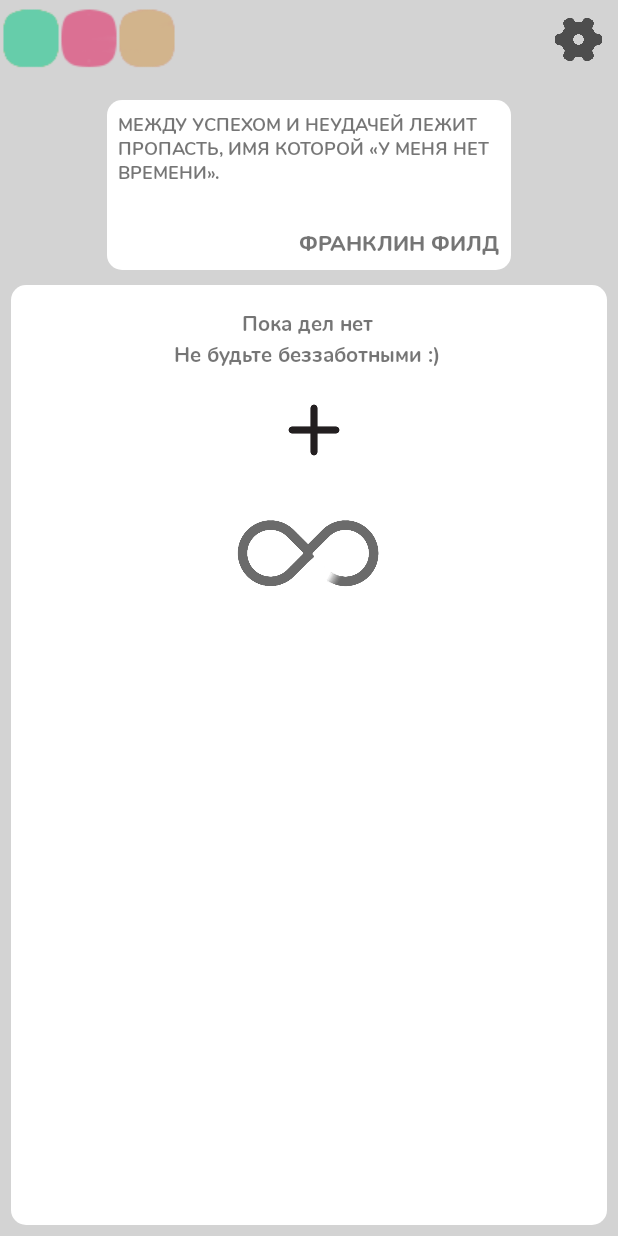
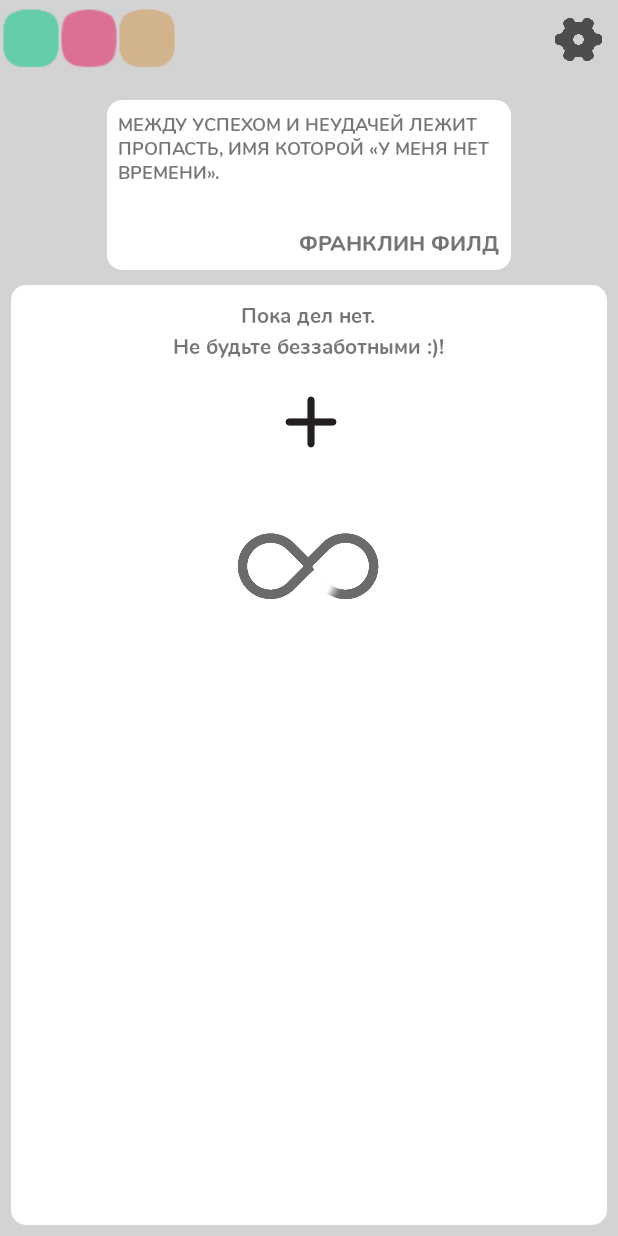
Before and after one commit to LyntiknaJAVA/Kaytern, an Android app: the screen it shows after launch (MainActivity), on a phone screen of 412 x 824 dp. Run offline under Robolectric (Android 15) with nearby library versions, the phone set to English and light mode, and no system bars.

Commit message:
29.12.2020

```diff
--- a/HelperForYou/app/src/main/java/com/ryb1kple/helperforyou/MainActivity.java
+++ b/HelperForYou/app/src/main/java/com/ryb1kple/helperforyou/MainActivity.java
@@ -26,6 +26,7 @@ import android.widget.VideoView;
 import java.lang.reflect.Array;
 import java.util.ArrayList;
 import java.util.List;
+import java.util.concurrent.atomic.AtomicInteger;
 import java.util.zip.Inflater;
 
 public class MainActivity extends AppCompatActivity {
@@ -162,8 +163,8 @@ public class MainActivity extends AppCompatActivity {
 
     public void fonts() {
         Typeface shrift = Typeface.createFromAsset(getAssets(), "fonts/Nunito-Bold.ttf");
-        TextView text = findViewById(R.id.textView);
-        TextView text1 = findViewById(R.id.textView3);
+        TextView text = findViewById(R.id.up);
+        TextView text1 = findViewById(R.id.down);
         text.setTypeface(shrift);
         text1.setTypeface(shrift);
     }
@@ -240,20 +241,62 @@ public class MainActivity extends AppCompatActivity {
         //sv.addView(view1);
         //View parent = findViewById(R.id.deal_parent);
         //View lin_lay = parent.getChild
-        LayoutInflater lay = getLayoutInflater();
-        LinearLayout sv = findViewById (R.id.scroll);
-        for (Deal i:deal) {
+        if (deal.size() == 1) {
+            LayoutInflater lay = getLayoutInflater();
+            LinearLayout sv = findViewById (R.id.scroll);
+            Deal last_child = deal.get(0);
             RelativeLayout view1 = (RelativeLayout) lay.inflate(R.layout.deal_layout, null, false);
             LinearLayout ll = (LinearLayout) view1.getChildAt(0);
             TextView text = (TextView) ll.getChildAt(0);
             TextView date = (TextView) ll.getChildAt(1);
             TextView time = (TextView) ll.getChildAt(2);
-            text.setText(i.text);
-            date.setText(i.date);
-            time.setText(i.time);
-            sv.addView(view1, 2);
+            text.setText(last_child.text);
+            date.setText(last_child.date);
+            time.setText(last_child.time);
+            sv.addView(view1);
         }
-
+        else if (deal.size() > 1) {
+            LayoutInflater lay = getLayoutInflater();
+            LinearLayout sv = findViewById (R.id.scroll);
+            Deal last_child = deal.get(deal.size()-1);
+            Deal pre_last_child = deal.get(deal.size()-2);
+            RelativeLayout view1 = (RelativeLayout) lay.inflate(R.layout.deal_layout, null, false);
+            LinearLayout ll = (LinearLayout) view1.getChildAt(0);
+            TextView text = (TextView) ll.getChildAt(0);
+            TextView date = (TextView) ll.getChildAt(1);
+            TextView time = (TextView) ll.getChildAt(2);
+            text.setText(last_child.text);
+            date.setText(last_child.date);
+            time.setText(last_child.time);
+            if (last_child.date.compareTo(pre_last_child.date) < 0) {
+                sv.addView(view1, 0);
+            }
+            else if (last_child.date.compareTo(pre_last_child.date) > 0) {
+                sv.addView(view1, 1);
+            }
+            else {
+                sv.addView(view1, 0);
+            }
+        }
+        TextView d1 = findViewById(R.id.up);
+        TextView d2 = findViewById(R.id.down);
+        int size = deal.size();
+        if (size == 1) {
+            d1.setText("Отлично, вы добавили первое дело!");
+            d2.setText("Не останавливайтесь на достигнутом!");
+        }
+        else if (size <= 4 && size > 1) {
+            d1.setText("Ух ты, да вы растёте на глазах!");
+            d2.setText("Правильно рассчитывайте время на каждое дело!");
+        }
+        else if (size > 4) {
+            d1.setText("Вы уже занятой человек!");
+            d2.setText("У вас всё получится!");
+        }
+        else {
+            d1.setText("Пока дел нет.");
+            d2.setText("Не будьте беззаботными :)!");
+        }
     }
 
     public void test (View view) {
--- a/HelperForYou/app/src/main/java/com/ryb1kple/helperforyou/NewDealActivity.java
+++ b/HelperForYou/app/src/main/java/com/ryb1kple/helperforyou/NewDealActivity.java
@@ -161,8 +161,12 @@ public class NewDealActivity extends Activity {
         TextView tv = (TextView) findViewById(R.id.editTextTextPersonName);
         String text = tv.getText().toString();
 
+        if (text.length() < 1) {
+            Toast.makeText(this, "Введите название дела", Toast.LENGTH_LONG).show();
+            return;
+        }
+
         deal.add(new Deal(pickedTime, text, pickedDate));
-
         boolean result = JSONHelper.exportToJSON(this, deal);
         if(result){
             Toast.makeText(this, "Данные сохранены", Toast.LENGTH_LONG).show();
--- /dev/null
+++ b/HelperForYou/app/src/main/res/drawable/background_splash.xml
@@ -0,0 +1,4 @@
+<?xml version="1.0" encoding="utf-8"?>
+<selector xmlns:android="http://schemas.android.com/apk/res/android">
+
+</selector>
--- a/HelperForYou/app/src/main/res/layout/activity_main.xml
+++ b/HelperForYou/app/src/main/res/layout/activity_main.xml
@@ -129,17 +129,7 @@
             android:background="@drawable/settingsbg"
             android:orientation="vertical">
 
-            <ScrollView
-                android:layout_width="match_parent"
-                android:layout_height="match_parent"
-                android:scrollbarSize="0dp"
-                android:paddingLeft="2dp"
-                android:paddingRight="3dp"
-                android:paddingBottom="5dp"
-                android:paddingTop="5dp">
-
             <LinearLayout
-                    android:id="@+id/scroll"
                 android:layout_width="match_parent"
                 android:layout_height="wrap_content"
                 android:orientation="vertical">
@@ -147,11 +137,11 @@
                 <LinearLayout
                     android:layout_width="match_parent"
                     android:layout_height="wrap_content"
-                        android:orientation="vertical"
-                        android:layout_marginBottom="10dp">
+                    android:layout_marginBottom="10dp"
+                    android:orientation="vertical">
 
                     <TextView
-                            android:id="@+id/textView"
+                        android:id="@+id/up"
                         android:layout_width="wrap_content"
                         android:layout_height="wrap_content"
                         android:layout_gravity="center_horizontal"
@@ -160,7 +150,7 @@
                         android:text="Пока дел нет" />
 
                     <TextView
-                            android:id="@+id/textView3"
+                        android:id="@+id/down"
                         android:layout_width="wrap_content"
                         android:layout_height="wrap_content"
                         android:layout_gravity="center"
@@ -172,10 +162,27 @@
                     android:layout_width="60dp"
                     android:layout_height="60dp"
                     android:layout_marginLeft="170dp"
-                        android:layout_marginRight="0dp"
-                        android:layout_marginBottom="0dp"
+                    android:layout_marginBottom="10dp"
                     android:background="@drawable/plus_btn"
                     android:onClick="on_new_deal_button_click" />
+
+            </LinearLayout>
+
+            <ScrollView
+                android:layout_width="match_parent"
+                android:layout_height="match_parent"
+                android:scrollbarSize="0dp"
+                android:paddingLeft="2dp"
+                android:paddingRight="3dp"
+                android:paddingBottom="5dp"
+                android:paddingTop="5dp"
+                android:layout_marginTop="130dp">
+
+                <LinearLayout
+                    android:id="@+id/scroll"
+                    android:layout_width="match_parent"
+                    android:layout_height="wrap_content"
+                    android:orientation="vertical">
 
                     <ImageView
                         android:id="@+id/load_img"
```
Lines whose indentation alone changed are shown as unchanged.
